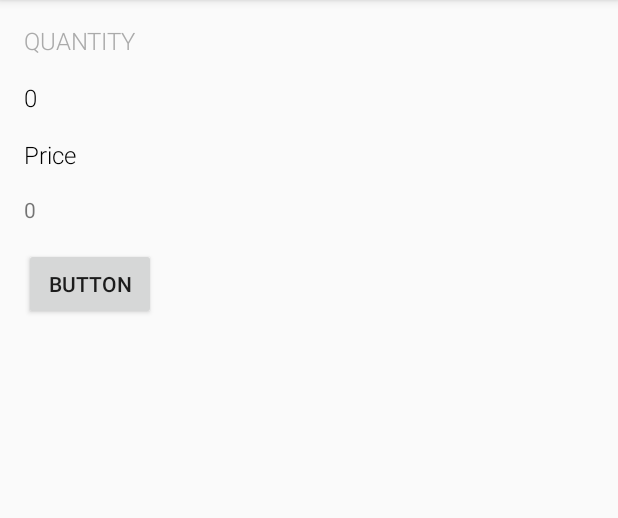
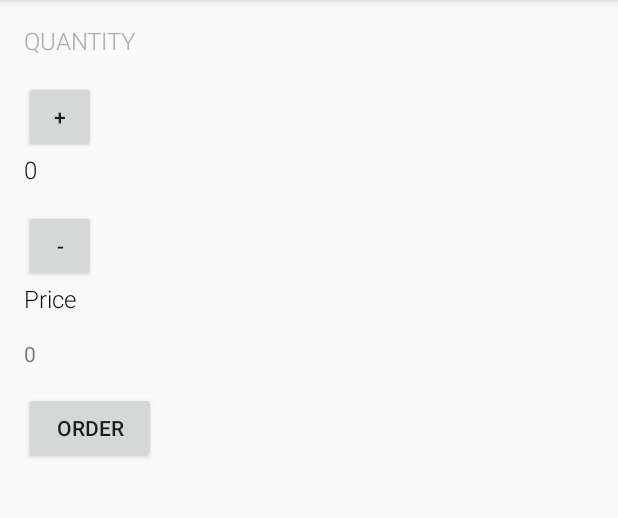
Before and after one commit to Piyush2912/Just-Java, an Android app: the screen it shows after launch (MainActivity), on a phone screen of 412 x 824 dp, the part 84-602 px from its top. Run offline under Robolectric (Android 15) with nearby library versions, the phone set to English and light mode, and no system bars.

Commit message:
added buttons

```diff
--- a/app/src/main/res/layout/activity_main.xml
+++ b/app/src/main/res/layout/activity_main.xml
@@ -20,6 +20,15 @@
         android:textSize="16sp"
         android:layout_marginBottom="16dp"
         tools:ignore="MissingConstraints" />
+
+    <Button
+        android:layout_width="48dp"
+        android:layout_height="48dp"
+        android:text="+"
+        android:onClick="Increment"
+
+         />
+
      <TextView
          android:layout_width="wrap_content"
          android:layout_height="wrap_content"
@@ -30,6 +39,15 @@
          android:textColor="@android:color/black"
          android:layout_marginBottom="16dp"
          tools:ignore="MissingConstraints" />
+
+
+    <Button
+        android:layout_width="48dp"
+        android:layout_height="48dp"
+        android:text="-"
+        android:onClick="Decrement"
+        />
+
     <TextView
         android:layout_width="wrap_content"
         android:layout_height="wrap_content"
@@ -49,7 +67,7 @@
     <Button
         android:layout_width="wrap_content"
         android:layout_height="wrap_content"
-        android:text="Button"
+        android:text="Order"
         android:onClick="submitOrder"
         />
 </LinearLayout>
```
Also changed, not shown: app/src/main/java/com/example/justjava/MainActivity.java (+12 -0 lines).
